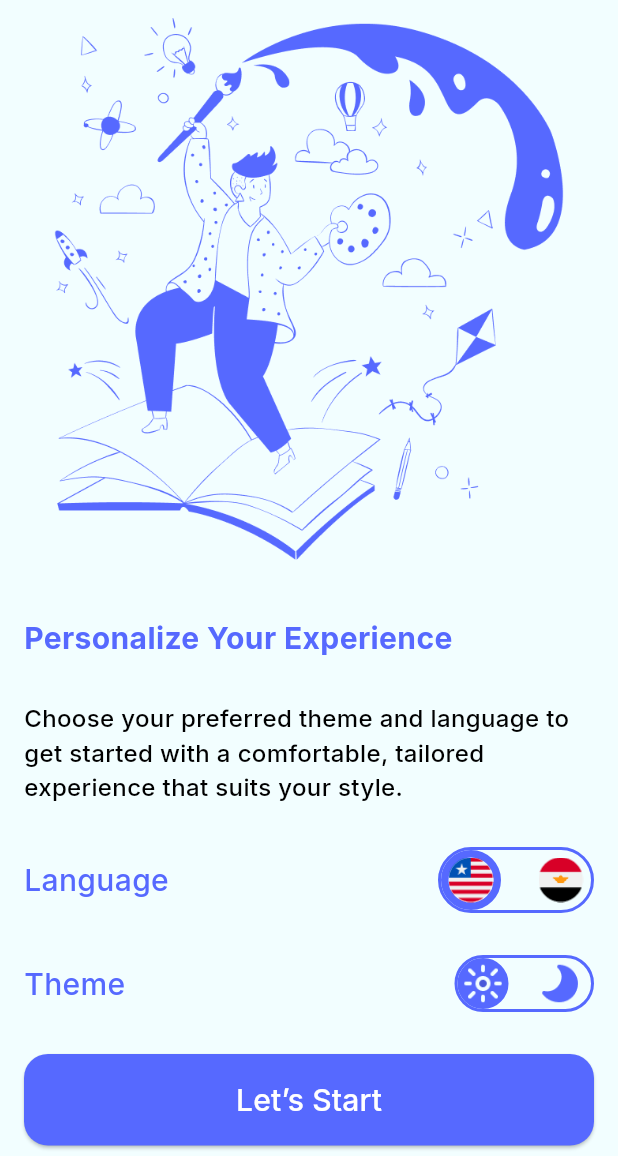
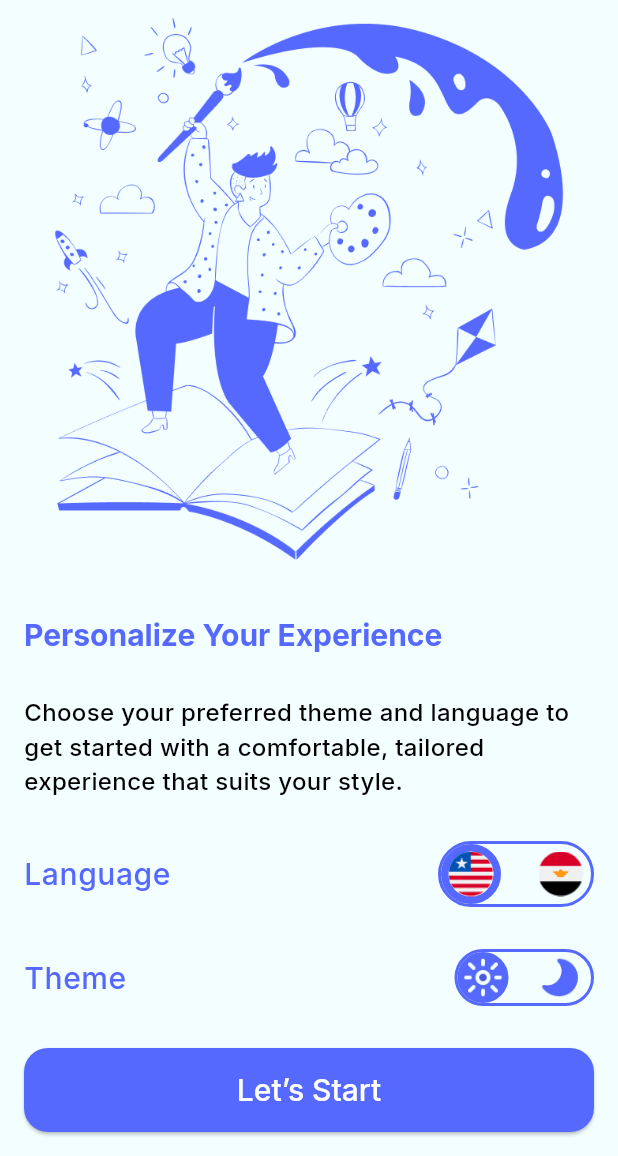
Before and after one commit to farahh09/Evently-to-do-app, a Flutter app: the screen it shows after launch, on a phone screen of 412 x 824 dp, the part 80-1236 px from its top. Run offline on Flutter 3.47's test engine with Material 3 defaults, Android fonts, the phone set to English and light mode, and no system bars; our stand-ins replace easy_localization, google_fonts.

Commit message:
WIP : Theming

```diff
--- /dev/null
+++ b/lib/core/app_theme_data.dart
@@ -0,0 +1,45 @@
+import 'package:flutter/material.dart';
+import 'package:google_fonts/google_fonts.dart';
+
+class AppThemeData {
+  static ThemeData lightTheme = ThemeData(
+    appBarTheme: AppBarTheme(
+      backgroundColor: Color(0xFFF2FEFF),
+      centerTitle: true,
+    ),
+    colorScheme: ColorScheme(
+      brightness: Brightness.light,
+      primary: Color(0xFF5669FF),
+      onPrimary: Colors.black,
+      secondary: Colors.black,
+      onSecondary: Colors.white,
+      error: Colors.red,
+      onError: Colors.white,
+      surface: Color(0xFFF2FEFF),
+      onSurface: Colors.black,
+    ),
+    textTheme: TextTheme(
+      titleLarge: GoogleFonts.inter(
+        fontSize: 20,
+        color: Color(0xFF5669FF),
+        fontWeight: FontWeight.bold,
+      ),
+      bodyMedium: GoogleFonts.inter(
+        fontSize: 16,
+        color: Colors.black,
+        fontWeight: FontWeight.w500,
+      ),
+      bodySmall: GoogleFonts.inter(
+        fontSize: 20,
+        color: Color(0xFF5669FF),
+        fontWeight: FontWeight.w500,
+      ),
+      displaySmall: GoogleFonts.inter(
+        fontSize: 20,
+        color: Colors.white,
+        fontWeight: FontWeight.w500,
+      ),
+    ),
+  );
+  static ThemeData darkTheme = ThemeData();
+}
--- a/lib/main.dart
+++ b/lib/main.dart
@@ -1,4 +1,5 @@
 import 'package:easy_localization/easy_localization.dart';
+import 'package:evently/core/app_theme_data.dart';
 import 'package:evently/screens/intro_screen/intro_screen.dart';
 import 'package:evently/screens/login_screen/login_screen.dart';
 import 'package:flutter/material.dart';
@@ -20,9 +21,15 @@ class MyApp extends StatelessWidget {
   Widget build(BuildContext context) {
     return MaterialApp(
       debugShowCheckedModeBanner: false,
+
       localizationsDelegates: context.localizationDelegates,
       supportedLocales: context.supportedLocales,
       locale: context.locale,
+
+      theme: AppThemeData.lightTheme,
+      darkTheme: AppThemeData.darkTheme,
+      themeMode: ThemeMode.light,
+
       initialRoute: IntroScreen.routeName,
       routes: {
         IntroScreen.routeName : (c) => IntroScreen(),
--- a/lib/screens/intro_screen/intro_screen.dart
+++ b/lib/screens/intro_screen/intro_screen.dart
@@ -1,4 +1,5 @@
 import 'package:easy_localization/easy_localization.dart';
+import 'package:evently/core/app_theme_data.dart';
 import 'package:flutter/material.dart';
 import 'package:google_fonts/google_fonts.dart';
 
@@ -9,10 +10,7 @@ class IntroScreen extends StatelessWidget {
   @override
   Widget build(BuildContext context) {
     return Scaffold(
-      backgroundColor: Color(0xFFF2FEFF),
       appBar: AppBar(
-        backgroundColor: Color(0xFFF2FEFF),
-        centerTitle: true,
         title: Image.asset('assets/images/evently_logo.png'),
       ),
       body: Padding(
@@ -22,14 +20,12 @@ class IntroScreen extends StatelessWidget {
           spacing: 28,
           children: [
             Image.asset('assets/images/creative.png'),
-            Text("onboardingTitle".tr(), style: GoogleFonts.inter(
-              fontSize: 20, color: Color(0xFF5669FF), fontWeight: FontWeight.bold
-            ),),
-            Text("onboardingSubTitle".tr(), style: GoogleFonts.inter(fontSize: 16, color: Colors.black, fontWeight: FontWeight.w500),),
+            Text("onboardingTitle".tr(), style: Theme.of(context).textTheme.titleLarge),
+            Text("onboardingSubTitle".tr(), style: Theme.of(context).textTheme.bodyMedium),
             Row(
               mainAxisAlignment: MainAxisAlignment.spaceBetween,
               children: [
-                Text("language".tr(), style: GoogleFonts.inter(fontSize: 20, color: Color(0xFF5669FF), fontWeight: FontWeight.w500)),
+                Text("language".tr(), style: Theme.of(context).textTheme.bodySmall),
                 Container(
                     decoration: BoxDecoration(
                       borderRadius: BorderRadius.circular(30),
@@ -76,7 +72,7 @@ class IntroScreen extends StatelessWidget {
             Row(
               mainAxisAlignment: MainAxisAlignment.spaceBetween,
               children: [
-                Text("theme".tr(), style: GoogleFonts.inter(fontSize: 20, color: Color(0xFF5669FF), fontWeight: FontWeight.w500)),
+                Text("theme".tr(), style: Theme.of(context).textTheme.bodySmall),
                 Container(
                   decoration: BoxDecoration(
                       borderRadius: BorderRadius.circular(30),
@@ -118,7 +114,7 @@ class IntroScreen extends StatelessWidget {
                     borderRadius: BorderRadius.circular(16)
                   )
                 ),
-                child:  Text("Let’s Start", style: GoogleFonts.inter(fontSize: 20, color: Colors.white, fontWeight: FontWeight.w500) ),
+                child:  Text("Let’s Start", style: Theme.of(context).textTheme.displaySmall),
               ),
             )
           ],
```
